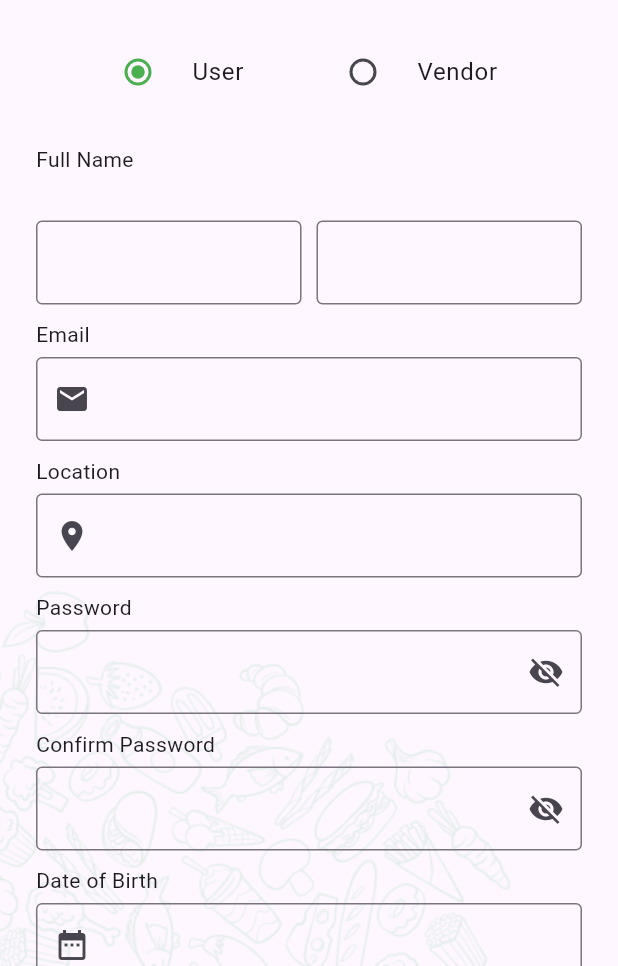
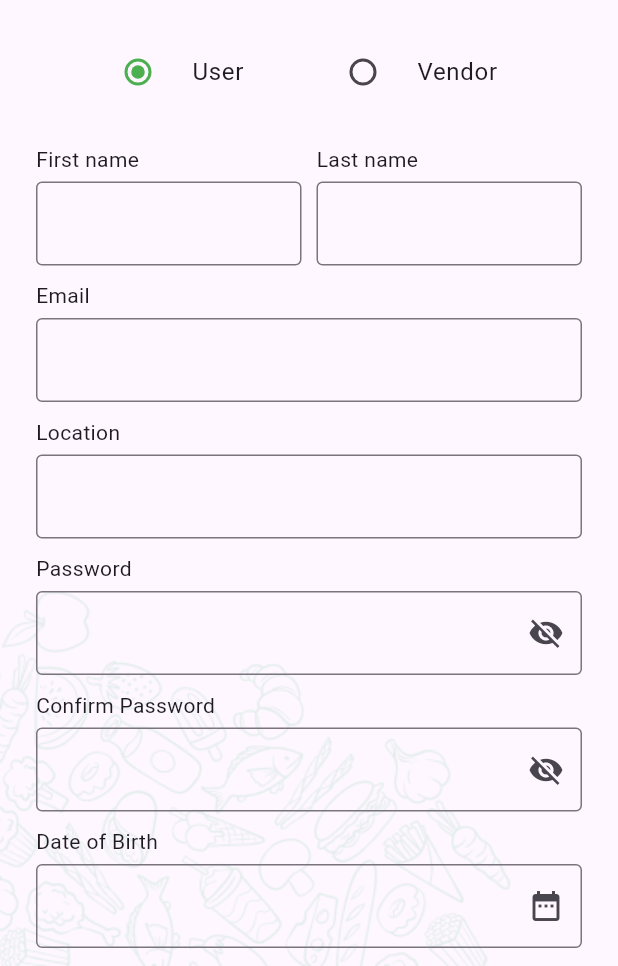
Before and after one commit to RaihanRafi01/Resturant-App, a Flutter app: the SignUpScreen screen opened directly, on a phone screen of 412 x 824 dp, the part 270-1236 px from its top. Run offline on Flutter 3.47's test engine with Material 3 defaults, Android fonts, the phone set to English and light mode, and no system bars; our stand-ins replace image_picker, intl_phone_field, introduction_screen.

Commit message:
summary reg data

```diff
--- /dev/null
+++ b/lib/screens/auth/signup_data.dart
@@ -0,0 +1,39 @@
+class SignUpData {
+  String fullName1;
+  String fullName2;
+  String userType;
+  String email;
+  String location;
+  String password;
+  String confirmPassword;
+  String dob;
+  String phoneNumber;
+  String gender;
+  List<String>? occasionList;
+  List<String>? dateList;
+  int? preferredPriceRange; // To store the selected price range
+  String? cuisinePreference; // To store the selected cuisine preference
+  bool? newsletterSubscription; // To store the user's newsletter preference
+  int? preferredCommunicationMethod; // To store the user's preferred communication method
+
+
+
+  SignUpData({
+    required this.fullName1,
+    required this.fullName2,
+    required this.userType,
+    required this.email,
+    required this.location,
+    required this.password,
+    required this.confirmPassword,
+    required this.dob,
+    required this.phoneNumber,
+    required this.gender,
+    required this.occasionList,
+    required this.dateList,
+    required this.preferredPriceRange,
+    required this.cuisinePreference,
+    required this.newsletterSubscription,
+    required this.preferredCommunicationMethod
+  });
+}
--- a/lib/screens/auth/signup_step1.dart
+++ b/lib/screens/auth/signup_step1.dart
@@ -1,6 +1,7 @@
 import 'package:flutter/material.dart';
 import 'package:intl_phone_field/intl_phone_field.dart';
 import 'package:image_picker/image_picker.dart';
+import 'package:restaurant_raihan/screens/auth/signup_data.dart';
 import 'dart:io';
 import 'package:restaurant_raihan/screens/auth/signup_step2.dart';
 
@@ -16,7 +17,33 @@ class _SignUpScreenState extends State<SignUpScreen> {
   String selectedGender = 'Male';
   bool passwordVisible = false, confirmPasswordVisible = false;
   XFile? _pickedImage;
+
+  // Create an instance of SignUpData
+  final SignUpData signUpData = SignUpData(
+    fullName1: '',
+    fullName2: '',
+    userType: '',
+    email: '',
+    location: '',
+    password: '',
+    confirmPassword: '',
+    dob: '',
+    phoneNumber: '',
+    gender: '',
+    occasionList: [],
+    dateList: [],
+    preferredPriceRange: null,
+    cuisinePreference: '',
+    newsletterSubscription: null,
+    preferredCommunicationMethod: null,
+  );
   final TextEditingController dobController = TextEditingController();
+  final TextEditingController fullNameController1 = TextEditingController();
+  final TextEditingController fullNameController2 = TextEditingController();
+  final TextEditingController emailController = TextEditingController();
+  final TextEditingController locationController = TextEditingController();
+  final TextEditingController passwordController = TextEditingController();
+  final TextEditingController confirmPasswordController = TextEditingController();
 
   Future<void> _selectDate() async {
     DateTime? pickedDate = await showDatePicker(
@@ -42,23 +69,49 @@ class _SignUpScreenState extends State<SignUpScreen> {
     }
   }
 
-  Widget _buildTextField({String? label, bool isPassword = false, TextEditingController? controller, IconData? icon, bool readOnly = false, void Function()? onIconPress}) {
+  Widget _buildTextField({
+    required String label,
+    bool isPassword = false,
+    required TextEditingController controller,
+    IconData? icon,
+    bool readOnly = false,
+    void Function()? onIconPress,
+    bool isConfirmPassword = false,
+  }) {
     return Column(
       crossAxisAlignment: CrossAxisAlignment.start,
       children: [
-        Text(label ?? ''),
+        Text(label),
         const SizedBox(height: 5),
         TextField(
           controller: controller,
-          obscureText: isPassword && !passwordVisible,
+          obscureText: isPassword
+              ? (isConfirmPassword
+              ? !confirmPasswordVisible
+              : !passwordVisible)
+              : false,
           readOnly: readOnly,
           decoration: InputDecoration(
             border: const OutlineInputBorder(),
-            prefixIcon: icon != null ? Icon(icon) : null,
-            suffixIcon: isPassword ? IconButton(
-              icon: Icon(passwordVisible ? Icons.visibility : Icons.visibility_off),
+            suffixIcon: isPassword
+                ? IconButton(
+              icon: Icon(
+                isConfirmPassword
+                    ? (confirmPasswordVisible
+                    ? Icons.visibility
+                    : Icons.visibility_off)
+                    : (passwordVisible
+                    ? Icons.visibility
+                    : Icons.visibility_off),
+              ),
               onPressed: onIconPress,
-            ) : null,
+            )
+                : (icon == Icons.date_range
+                ? IconButton(
+              icon: Icon(icon),
+              onPressed: onIconPress,
+            )
+                : null),
           ),
         ),
         const SizedBox(height: 10),
@@ -112,7 +165,8 @@ class _SignUpScreenState extends State<SignUpScreen> {
                                 : const AssetImage('assets/images/profile_avatar.png') as ImageProvider,
                           ),
                           Positioned(
-                            bottom: 0, right: 0,
+                            bottom: 0,
+                            right: 0,
                             child: InkWell(
                               onTap: _pickImage,
                               child: CircleAvatar(
@@ -138,32 +192,53 @@ class _SignUpScreenState extends State<SignUpScreen> {
                   ),
                 ),
                 const SizedBox(height: 20),
-                const Text('Full Name'),
-                const SizedBox(height: 5),
                 Row(
                   children: [
-                    Expanded(child: _buildTextField(label: '', controller: TextEditingController())),
+                    Expanded(
+                      child: _buildTextField(
+                        label: 'First name',
+                        controller: fullNameController1,
+                      ),
+                    ),
                     const SizedBox(width: 10),
-                    Expanded(child: _buildTextField(label: '', controller: TextEditingController())),
+                    Expanded(
+                      child: _buildTextField(
+                        label: 'Last name',
+                        controller: fullNameController2,
+                      ),
+                    ),
                   ],
                 ),
-                _buildTextField(label: 'Email', icon: Icons.email),
-                _buildTextField(label: 'Location', icon: Icons.location_on),
-                _buildTextField(label: 'Password', isPassword: true, onIconPress: () {
+
+                _buildTextField(label: 'Email', controller: emailController, icon: Icons.email),
+                _buildTextField(label: 'Location', controller: locationController, icon: Icons.location_on),
+
+                _buildTextField(
+                  label: 'Password',
+                  isPassword: true,
+                  controller: passwordController,
+                  onIconPress: () {
                     setState(() {
                       passwordVisible = !passwordVisible;
                     });
-                }),
-                _buildTextField(label: 'Confirm Password', isPassword: true, onIconPress: () {
+                  },
+                ),
+                _buildTextField(
+                  label: 'Confirm Password',
+                  isPassword: true,
+                  isConfirmPassword: true,
+                  controller: confirmPasswordController,
+                  onIconPress: () {
                     setState(() {
                       confirmPasswordVisible = !confirmPasswordVisible;
                     });
-                }),
+                  },
+                ),
                 _buildTextField(
                   label: 'Date of Birth',
                   controller: dobController,
+                  readOnly: true,
                   icon: Icons.date_range,
-                  readOnly: true,
                   onIconPress: _selectDate,
                 ),
                 const Text('Contact'),
@@ -171,7 +246,9 @@ class _SignUpScreenState extends State<SignUpScreen> {
                 IntlPhoneField(
                   decoration: const InputDecoration(border: OutlineInputBorder()),
                   initialCountryCode: 'BD',
-                  onChanged: (phone) => print(phone.completeNumber),
+                  onChanged: (phone) {
+                    signUpData.phoneNumber = phone.completeNumber;
+                  },
                 ),
                 const SizedBox(height: 10),
                 const Text('Gender'),
@@ -182,14 +259,38 @@ class _SignUpScreenState extends State<SignUpScreen> {
                     DropdownMenuItem(value: 'Female', child: Text('Female')),
                     DropdownMenuItem(value: 'Other', child: Text('Other')),
                   ],
-                  onChanged: (value) => setState(() => selectedGender = value!),
-                  decoration: const InputDecoration(border: OutlineInputBorder(), prefixIcon: Icon(Icons.person_outline)),
+                  onChanged: (value) {
+                    setState(() {
+                      selectedGender = value!;
+                      signUpData.gender = selectedGender;
+                    });
+                  },
+                  decoration: const InputDecoration(
+                    border: OutlineInputBorder(),
+                    prefixIcon: Icon(Icons.person_outline),
+                  ),
                 ),
                 const SizedBox(height: 20),
                 SizedBox(
                   width: double.infinity,
                   child: ElevatedButton(
-                    onPressed: () => Navigator.push(context, MaterialPageRoute(builder: (context) => const SignUpStep2Screen())),
+                    onPressed: () {
+                      signUpData.fullName1 = fullNameController1.text;
+                      signUpData.fullName2 = fullNameController2.text;
+                      signUpData.userType = userType;
+                      signUpData.email = emailController.text;
+                      signUpData.location = locationController.text;
+                      signUpData.password = passwordController.text;
+                      signUpData.confirmPassword = confirmPasswordController.text;
+                      signUpData.dob = dobController.text;
+
+                      Navigator.push(
+                        context,
+                        MaterialPageRoute(
+                          builder: (context) => SignUpStep2Screen(signUpData: signUpData),
+                        ),
+                      );
+                    },
                     style: ElevatedButton.styleFrom(
                       backgroundColor: const Color.fromRGBO(255, 131, 51, 1),
                       padding: const EdgeInsets.symmetric(vertical: 15),
@@ -200,6 +301,7 @@ class _SignUpScreenState extends State<SignUpScreen> {
                 ),
                 const SizedBox(height: 20),
                 _buildDividerWithText('or continue with'),
+                const SizedBox(height: 20),
                 _buildGoogleButton(),
                 const SizedBox(height: 20),
                 _buildLoginText(),
@@ -213,7 +315,7 @@ class _SignUpScreenState extends State<SignUpScreen> {
 
   Widget _buildDividerWithText(String text) {
     return Padding(
-      padding: const EdgeInsets.symmetric(horizontal: 30),
+      padding: const EdgeInsets.symmetric(horizontal: 20),
       child: Row(
         children: [
           const Expanded(child: Divider()),
@@ -230,46 +332,28 @@ class _SignUpScreenState extends State<SignUpScreen> {
   Widget _buildGoogleButton() {
     return SizedBox(
       width: double.infinity,
-      child: OutlinedButton(
-        onPressed: () {}, // Add Google sign-in logic here
+      child: OutlinedButton.icon(
+        onPressed: () {},
+        icon: Image.asset('assets/images/google_icon.png', height: 24),
+        label: const Text('Sign Up with Google', style: TextStyle(fontSize: 16, color: Colors.black)),
         style: OutlinedButton.styleFrom(
           padding: const EdgeInsets.symmetric(vertical: 15),
           shape: RoundedRectangleBorder(borderRadius: BorderRadius.circular(8)),
-        ),
-        child: Stack(
-          alignment: Alignment.center,
-          children: [
-            Align(
-              alignment: Alignment.centerLeft,
-              child: Padding(
-                padding: const EdgeInsets.only(left: 16),
-                child: Image.asset('assets/images/google_icon.png', height: 24),
-              ),
-            ),
-            const Text('Continue with Google', style: TextStyle(fontSize: 16)),
-          ],
         ),
       ),
     );
   }
 
   Widget _buildLoginText() {
-    return Center(
-      child: GestureDetector(
-        onTap: () {}, // Handle navigation to login
-        child: RichText(
-          text: const TextSpan(
-            text: "Already have an account? ",
-            style: TextStyle(color: Colors.black, fontSize: 16),
+    return Row(
+      mainAxisAlignment: MainAxisAlignment.center,
       children: [
-              TextSpan(
-                text: "Login",
-                style: TextStyle(color: Colors.green, fontWeight: FontWeight.bold, fontSize: 16),
+        const Text('Already have an account?'),
+        TextButton(
+          onPressed: () {},
+          child: const Text('Login', style: TextStyle(fontWeight: FontWeight.bold)),
         ),
       ],
-          ),
-        ),
-      ),
     );
   }
 }
```
Also changed, not shown: lib/screens/auth/signup_step2.dart (+13 -4 lines), lib/screens/auth/signup_step3.dart (+31 -9 lines), lib/screens/auth/signup_step4.dart (added, +139 -0 lines), lib/screens/auth/signup_summary.dart (added, +142 -0 lines). Lines whose indentation alone changed are shown as unchanged.
